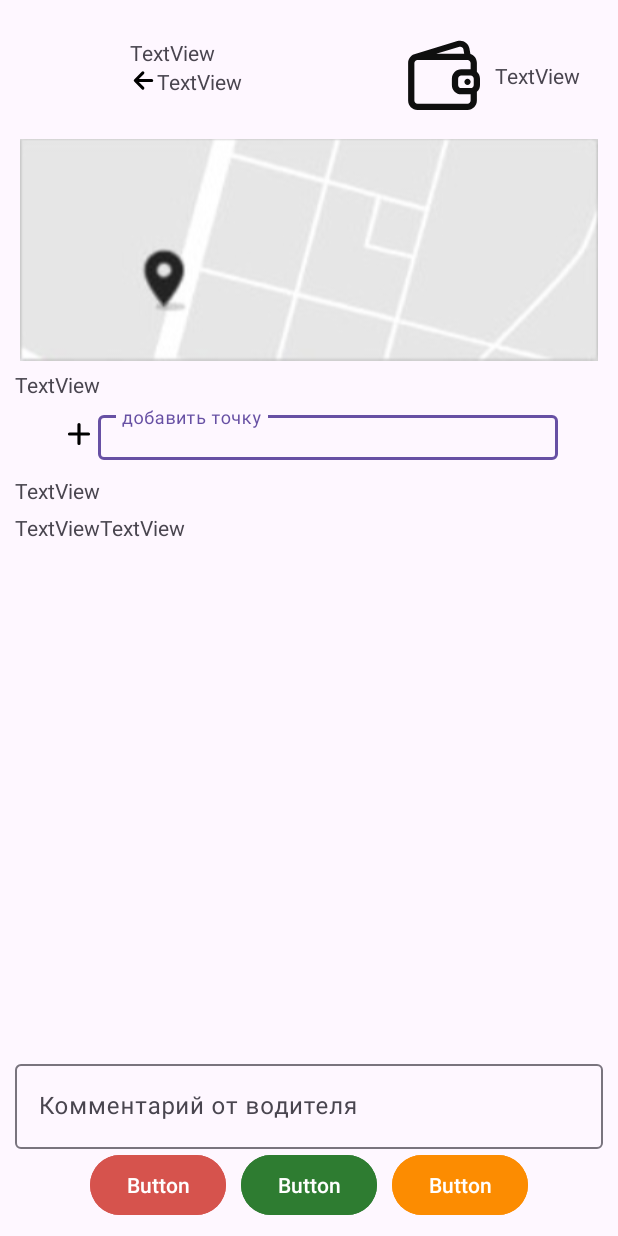
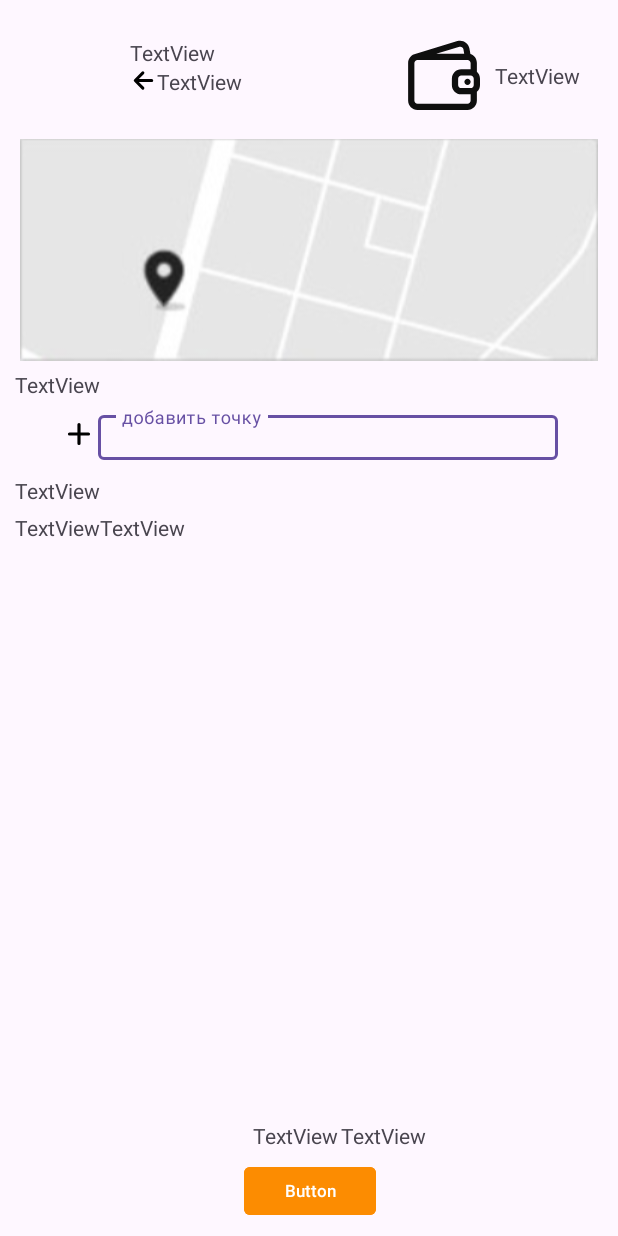
Before and after one commit to nigroborgin/semester-work-androidapp-gasola, an Android app: the OrderDetailsActivity screen opened directly, with no data from a screen before it, on a phone screen of 412 x 824 dp. Run offline under Robolectric (Android 15) with nearby library versions, the phone set to English and light mode, and no system bars.

Commit message:
refactor: extract colors and dimens

```diff
--- a/app/src/main/res/layout/activity_order_create.xml
+++ b/app/src/main/res/layout/activity_order_create.xml
@@ -688,10 +688,11 @@
             <Button
                 android:id="@+id/bTakeOrder"
                 android:layout_width="wrap_content"
-                android:layout_height="40dp"
-                android:backgroundTint="#5AB75C"
+                android:layout_height="45dp"
+                android:backgroundTint="@color/light_green"
                 android:text="Button"
                 android:textSize="11sp"
+                app:cornerRadius="@dimen/button_corner_radius"
                 app:layout_constraintEnd_toEndOf="@+id/clPrice"
                 app:layout_constraintStart_toStartOf="@+id/clPrice"
                 app:layout_constraintTop_toBottomOf="@+id/clPrice"
--- a/app/src/main/res/layout/activity_order_details.xml
+++ b/app/src/main/res/layout/activity_order_details.xml
@@ -200,6 +200,7 @@
                     app:layout_constraintTop_toTopOf="@+id/ivAddMapPoint">
 
                     <com.google.android.material.textfield.TextInputEditText
+                        android:id="@+id/tietAddPoint"
                         android:layout_width="match_parent"
                         android:layout_height="30dp"
                         android:hint="добавить точку" />
@@ -279,7 +280,7 @@
             android:id="@+id/clOrderStart"
             android:layout_width="wrap_content"
             android:layout_height="wrap_content"
-            android:visibility="gone"
+            android:visibility="visible"
             app:layout_constraintBottom_toBottomOf="parent"
             app:layout_constraintEnd_toEndOf="parent"
             app:layout_constraintStart_toStartOf="parent"
@@ -330,9 +331,10 @@
                 android:id="@+id/bTakeOrder"
                 android:layout_width="wrap_content"
                 android:layout_height="40dp"
-                android:backgroundTint="#FC8C01"
+                android:backgroundTint="@color/yellow"
                 android:text="Button"
                 android:textSize="11sp"
+                app:cornerRadius="@dimen/button_corner_radius"
                 app:layout_constraintEnd_toEndOf="@+id/clPrice"
                 app:layout_constraintStart_toStartOf="@+id/clPrice"
                 app:layout_constraintTop_toBottomOf="@+id/clPrice"
@@ -343,7 +345,7 @@
             android:id="@+id/clOrderFinish"
             android:layout_width="match_parent"
             android:layout_height="match_parent"
-            android:visibility="visible"
+            android:visibility="gone"
             app:layout_constraintEnd_toEndOf="parent"
             app:layout_constraintStart_toStartOf="parent"
             app:layout_constraintTop_toTopOf="parent">
@@ -376,8 +378,9 @@
                     android:layout_width="wrap_content"
                     android:layout_height="wrap_content"
                     android:layout_marginEnd="10dp"
-                    android:backgroundTint="#D6534D"
+                    android:backgroundTint="@color/light_red"
                     android:text="Button"
+                    app:cornerRadius="@dimen/button_corner_radius"
                     tools:text="Закончил" />
 
                 <Button
@@ -385,16 +388,18 @@
                     android:layout_width="wrap_content"
                     android:layout_height="wrap_content"
                     android:layout_marginEnd="10dp"
-                    android:backgroundTint="#2E7C31"
+                    android:backgroundTint="@color/green"
                     android:text="Button"
+                    app:cornerRadius="@dimen/button_corner_radius"
                     tools:text="Прибыл" />
 
                 <Button
                     android:id="@+id/bCancel"
                     android:layout_width="wrap_content"
                     android:layout_height="wrap_content"
-                    android:backgroundTint="#FC8C01"
+                    android:backgroundTint="@color/yellow"
                     android:text="Button"
+                    app:cornerRadius="@dimen/button_corner_radius"
                     tools:text="Отменить" />
             </LinearLayout>
 
--- a/app/src/main/res/layout/activity_order_pay.xml
+++ b/app/src/main/res/layout/activity_order_pay.xml
@@ -226,7 +226,7 @@
                     android:backgroundTint="@android:color/transparent"
                     android:text="Button"
                     android:textColor="@color/black"
-                    app:cornerRadius="3dp"
+                    app:cornerRadius="@dimen/button_corner_radius"
                     app:layout_constraintBottom_toBottomOf="@+id/ivPayQrCode"
                     app:layout_constraintStart_toEndOf="@+id/ivPayQrCode"
                     app:layout_constraintTop_toTopOf="@+id/ivPayQrCode"
@@ -262,7 +262,7 @@
                     android:backgroundTint="@android:color/transparent"
                     android:text="Button"
                     android:textColor="@color/black"
-                    app:cornerRadius="3dp"
+                    app:cornerRadius="@dimen/button_corner_radius"
                     app:layout_constraintBottom_toBottomOf="@+id/ivPayCash"
                     app:layout_constraintStart_toEndOf="@+id/ivPayCash"
                     app:layout_constraintTop_toTopOf="@+id/ivPayCash"
--- a/app/src/main/res/values/colors.xml
+++ b/app/src/main/res/values/colors.xml
@@ -2,4 +2,9 @@
 <resources>
     <color name="black">#FF000000</color>
     <color name="white">#FFFFFFFF</color>
+    <color name="default_pink">#F85F6B</color>
+    <color name="light_red">#D6534D</color>
+    <color name="green">#2E7C31</color>
+    <color name="yellow">#FC8C01</color>
+    <color name="light_green">#5AB75C</color>
 </resources>
--- /dev/null
+++ b/app/src/main/res/values/dimens.xml
@@ -0,0 +1,4 @@
+<?xml version="1.0" encoding="utf-8"?>
+<resources>
+    <dimen name="button_corner_radius">4dp</dimen>
+</resources>
--- a/gradle/libs.versions.toml
+++ b/gradle/libs.versions.toml
@@ -28,4 +28,3 @@ cardview-v7 = { group = "com.android.support", name = "cardview-v7", version.ref
 androidx-lifecycle-viewmodel-ktx = { module = "androidx.lifecycle:lifecycle-viewmodel-ktx", version.ref = "lifecycleViewmodelKtx" }
 androidx-fragment-ktx = { module = "androidx.fragment:fragment-ktx", version.ref = "fragmentKtx" }
 androidx-cardview = { module = "androidx.cardview:cardview", version.ref = "cardview" }
-kotlin-gradle-plugin = { group = "org.jetbrains.kotlin", name = "kotlin-gradle-plugin", version.ref = "kotlinGradlePlugin" }
```
Also changed, not shown: app/src/main/res/layout/activity_order_list.xml (+4 -4 lines).
